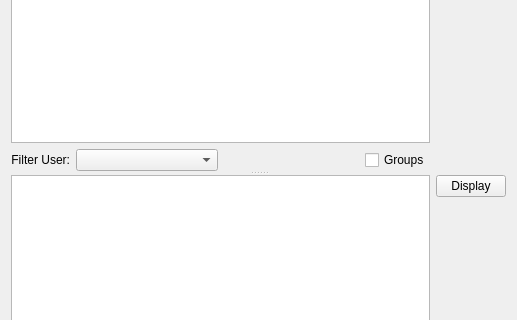
Before: the Qt Designer form AimsUI/AimsClient/Gui/Ui_ReviewQueueWidget.ui in linz/QGIS-AIMS-Plugin, drawn with Qt 5; both pictures show x 0 to 517 and y 224 to 544 of the 517 by 858 pixel window.
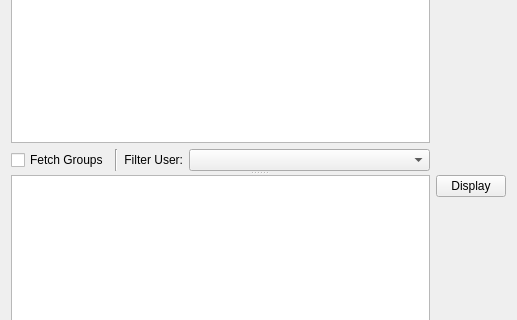
After: the same form once the commit is applied. Custom widgets are drawn as their Qt base class.

Commit message: UI getting in-step with DM group invoked changes

Diff of the .ui file:
```diff
--- a/AimsUI/AimsClient/Gui/Ui_ReviewQueueWidget.ui
+++ b/AimsUI/AimsClient/Gui/Ui_ReviewQueueWidget.ui
@@ -32,6 +32,26 @@
          </item>
          <item>
           <layout class="QHBoxLayout" name="horizontalLayout_6">
+           <item>
+            <widget class="QCheckBox" name="uGroupFeedCheckBox">
+             <property name="text">
+              <string>Fetch Groups</string>
+             </property>
+             <property name="checkable">
+              <bool>true</bool>
+             </property>
+             <property name="checked">
+              <bool>false</bool>
+             </property>
+            </widget>
+           </item>
+           <item>
+            <widget class="Line" name="line">
+             <property name="orientation">
+              <enum>Qt::Vertical</enum>
+             </property>
+            </widget>
+           </item>
            <item>
             <widget class="QLabel" name="label_2">
              <property name="text">
@@ -50,25 +70,11 @@
                <verstretch>0</verstretch>
               </sizepolicy>
              </property>
-            </widget>
-           </item>
-           <item>
-            <spacer name="horizontalSpacer">
-             <property name="orientation">
-              <enum>Qt::Horizontal</enum>
-             </property>
-             <property name="sizeHint" stdset="0">
+             <property name="minimumSize">
               <size>
-               <width>40</width>
-               <height>20</height>
+               <width>0</width>
+               <height>0</height>
               </size>
-             </property>
-            </spacer>
-           </item>
-           <item>
-            <widget class="QCheckBox" name="checkBox">
-             <property name="text">
-              <string>Groups</string>
              </property>
             </widget>
            </item>
```
The commit also changes 18 other files.
